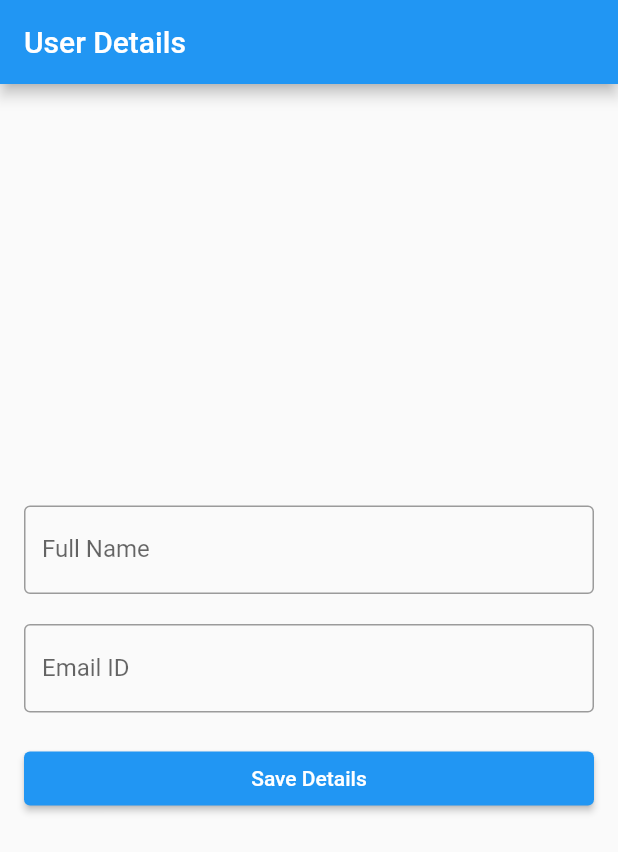
After one commit to sahilsharma17/study-mate, a Flutter app: the UserDetailsPage screen opened directly, on a phone screen of 412 x 824 dp. The commit adds this screen. Shown: the top 852 px of the screen. Run offline on Flutter 3.47's test engine with Material 2 defaults, Android fonts, the phone set to English and light mode, and no system bars; our stand-ins replace cloud_firestore, country_picker, firebase_auth, firebase_core, get, google_fonts and 2 more; accounts and stored records are empty.

Commit message:
App is navigating properly

```diff
--- a/lib/main.dart
+++ b/lib/main.dart
@@ -2,46 +2,69 @@ import 'package:firebase_core/firebase_core.dart';
 import 'package:flutter/material.dart';
 import 'package:get/get_navigation/src/root/get_material_app.dart';
 import 'package:provider/provider.dart';
+import 'package:study_buddy/helpers/helper_functions.dart';
 import 'package:study_buddy/provider/auth_provider.dart';
 import 'package:study_buddy/screens/home_screen.dart';
 import 'package:study_buddy/screens/otp_screen.dart';
 import 'package:study_buddy/screens/registration_screen.dart';
+import 'package:study_buddy/screens/splash_screen.dart';
 import 'package:study_buddy/screens/welcome_screen.dart';
 import 'dart:developer' as devTools;
-
 
 import 'firebase_options.dart';
 import 'screens/home.dart';
 import 'screens/pomodoro_screen/timer_service.dart';
+import 'package:flutter/foundation.dart';
 
 Future<void> main() async {
   WidgetsFlutterBinding.ensureInitialized();
-  await Firebase.initializeApp(
-    options: DefaultFirebaseOptions.currentPlatform,
-  );
+  if (kIsWeb) {
+    await Firebase.initializeApp(
+        options: const FirebaseOptions(
+            apiKey: "AIzaSyCDsDpab6oqND1NNE-CQ_E4Zp5YXWPjWpk",
+            authDomain: "study-buddy-fed3e.firebaseapp.com",
+            projectId: "study-buddy-fed3e",
+            storageBucket: "study-buddy-fed3e.appspot.com",
+            messagingSenderId: "573912425768",
+            appId: "1:573912425768:web:578b61eaabe1089919dc1d"));
+  } else {
+    await Firebase.initializeApp(
+      options: DefaultFirebaseOptions.currentPlatform,
+    );
+  }
   runApp(ChangeNotifierProvider<TimerService>(
-    create:(_)=>TimerService(),
-    child:const MyApp(),
+    create: (_) => TimerService(),
+    child: const MyApp(),
   ));
 }
 
-class MyApp extends StatelessWidget {
+class MyApp extends StatefulWidget {
   const MyApp({super.key});
+
+  @override
+  State<MyApp> createState() => _MyAppState();
+}
+
+class _MyAppState extends State<MyApp> {
+  @override
+  void initState() {
+    super.initState();
+  }
 
   @override
   Widget build(BuildContext context) {
     return MultiProvider(
       providers: [
-        ChangeNotifierProvider(create: (_) => AuthProvider()),
+        ChangeNotifierProvider(create: (_) => MyAuthProvider()),
       ],
-      child:  GetMaterialApp(
+      child: GetMaterialApp(
         debugShowCheckedModeBanner: false,
-        home:  WelcomeScreen(),
+        home: SplashScreen(),
         title: "Study Buddy",
         routes: {
-          "home_screen":(context) => const HomeScreen(),
-          "registration_screen":(context) => const RegistrationScreen(),
-          "otp_screen":(context) => const OtpScreen(),
+          "home_screen": (context) => const HomeScreen(),
+          "registration_screen": (context) => const RegistrationScreen(),
+          "otp_screen": (context) => const OtpScreen(),
         },
       ),
     );
--- /dev/null
+++ b/lib/screens/register_profile.dart
@@ -0,0 +1,63 @@
+import 'package:flutter/material.dart';
+import 'package:provider/provider.dart';
+import 'package:study_buddy/provider/auth_provider.dart';
+import 'package:study_buddy/services/database_service.dart';
+import 'dart:developer' as devTools;
+
+class UserDetailsPage extends StatelessWidget {
+  @override
+  Widget build(BuildContext context) {
+    TextEditingController emailController = TextEditingController();
+    TextEditingController nameController = TextEditingController();
+    MyAuthProvider ap = Provider.of<MyAuthProvider>(context, listen: false);
+    DatabaseService db = DatabaseService(ap.getUserId);
+
+    return Scaffold(
+      appBar: AppBar(
+        title: const Text('User Details'),
+      ),
+      body: Padding(
+        padding: const EdgeInsets.all(16.0),
+        child: Column(
+          mainAxisAlignment: MainAxisAlignment.center,
+          crossAxisAlignment: CrossAxisAlignment.stretch,
+          children: [
+            TextField(
+              controller: nameController,
+              decoration: const InputDecoration(
+                labelText: 'Full Name',
+                border: OutlineInputBorder(),
+              ),
+              textCapitalization: TextCapitalization.words,
+              // You may need to validate and save the entered name
+              // Assign to a variable or controller to retrieve the value later
+            ),
+            const SizedBox(height: 20),
+            TextField(
+              controller: emailController,
+              decoration: const InputDecoration(
+                labelText: 'Email ID',
+                border: OutlineInputBorder(),
+              ),
+              keyboardType: TextInputType.emailAddress,
+            ),
+            const SizedBox(height: 20),
+            ElevatedButton(
+              onPressed: () async {
+                String fullName = nameController.text;
+                String email = emailController.text;
+                devTools.log("Called");
+                await db.addUserData(
+                  fullName: fullName,
+                  email: email,
+                );
+                devTools.log("done");
+              },
+              child: const Text('Save Details'),
+            ),
+          ],
+        ),
+      ),
+    );
+  }
+}
--- a/lib/screens/registration_screen.dart
+++ b/lib/screens/registration_screen.dart
@@ -1,5 +1,4 @@
 import 'package:country_picker/country_picker.dart';
-import 'package:firebase_auth/firebase_auth.dart';
 import 'package:flutter/material.dart';
 import 'package:flutter/services.dart';
 import 'package:provider/provider.dart';
@@ -31,7 +30,7 @@ class _RegistrationScreenState extends State<RegistrationScreen> {
   );
   @override
   Widget build(BuildContext context) {
-    bool isLoading = Provider.of<AuthProvider>(context, listen: true).isLoading;
+    bool isLoading = Provider.of<MyAuthProvider>(context, listen: true).isLoading;
     return Scaffold(
       body: SafeArea(
           child: Padding(
@@ -157,7 +156,7 @@ class _RegistrationScreenState extends State<RegistrationScreen> {
   }
 
   void sendPhoneNumber() {
-    final ap = Provider.of<AuthProvider>(context, listen: false);
+    final ap = Provider.of<MyAuthProvider>(context, listen: false);
     String phoneNumber = phoneController.text.trim();
 
     ap.signInWithPhone(context, "+${country.phoneCode}$phoneNumber");
--- /dev/null
+++ b/lib/services/database_service.dart
@@ -0,0 +1,32 @@
+import 'package:cloud_firestore/cloud_firestore.dart';
+import 'package:firebase_core/firebase_core.dart';
+import 'dart:developer' as devTools;
+
+class DatabaseService {
+  final String? userId;
+  DatabaseService(this.userId);
+//Collection REferences
+
+  final CollectionReference userCollection =
+      FirebaseFirestore.instance.collection("users");
+  final CollectionReference groupCollection =
+      FirebaseFirestore.instance.collection("groups");
+
+  //Updating the user data
+  Future addUserData({required String fullName, required String email}) async {
+     await userCollection
+        .doc(userId)
+        .set({"fullName": fullName, "email": email, "groups": []});
+
+  }
+
+  Future updateUserData({String? fullName, String? email}) async {}
+
+  //Get User data
+  Future<bool> checkUserDataExists() async {
+    var doc = await userCollection.doc(userId).get();
+    devTools.log(doc.exists.toString());
+
+    return doc.exists;
+  }
+}
--- a/pubspec.yaml
+++ b/pubspec.yaml
@@ -46,6 +46,7 @@ dependencies:
   pin_code_fields: ^8.0.1
   get: ^4.6.6
   google_fonts: ^4.0.4
+  cloud_firestore: ^4.13.1
 
 dev_dependencies:
   flutter_test:
```
Also changed, not shown: lib/helpers/helper_functions.dart (added, +30 -0 lines), lib/provider/auth_provider.dart (+20 -5 lines), lib/screens/home.dart (+8 -8 lines), lib/screens/otp_screen.dart (+14 -35 lines), lib/screens/profile_screen/profile_screen.dart (+19 -44 lines), lib/screens/splash_screen.dart (added, +45 -0 lines), lib/screens/welcome_screen.dart (+14 -2 lines), pubspec.lock, 1 other file.
